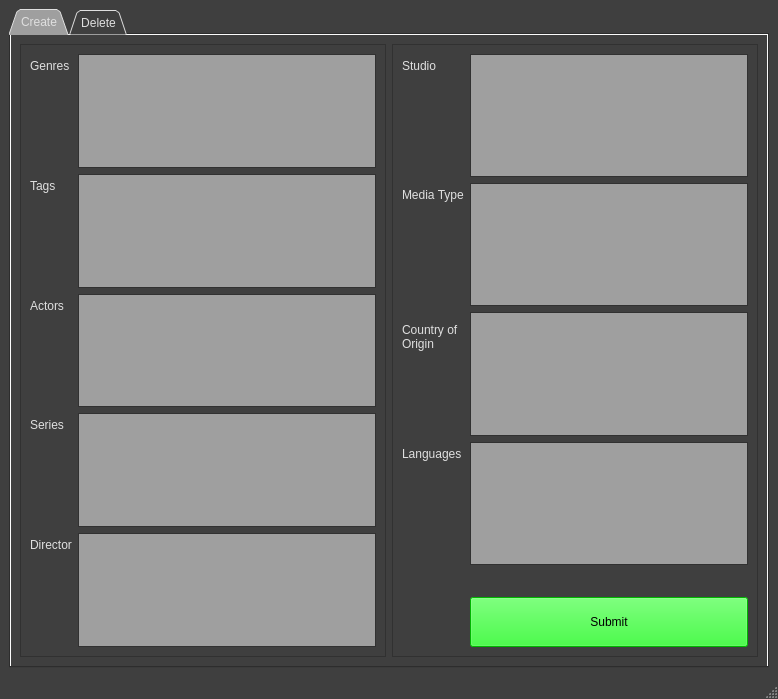
The window that ui/create_delete_ui.ui (rexosorous/media-organizer) describes before a commit, drawn with Qt 5.
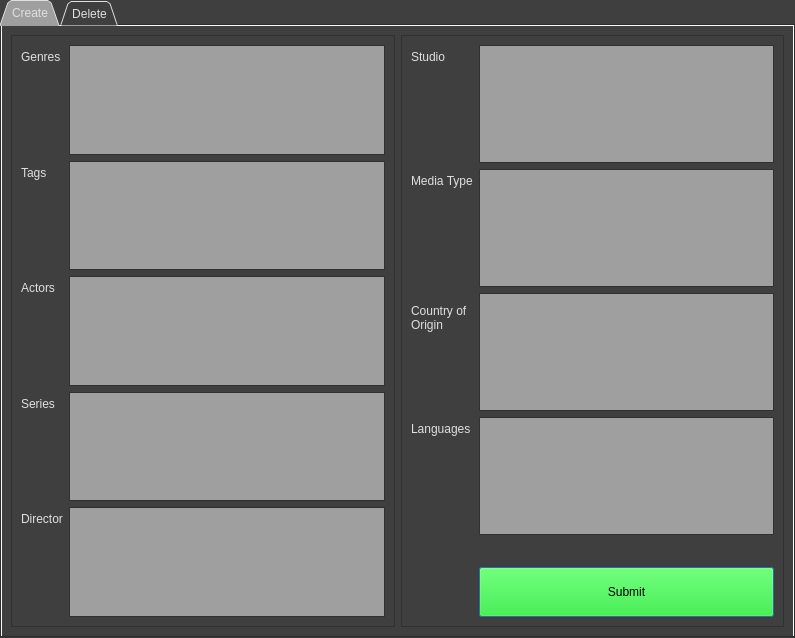
The same window after the commit.

Commit message: finished converting QMainWindows to QDialogs

Diff of the .ui file:
```diff
--- a/ui/create_delete_ui.ui
+++ b/ui/create_delete_ui.ui
@@ -1,13 +1,16 @@
 <?xml version="1.0" encoding="UTF-8"?>
 <ui version="4.0">
  <class>create_delete_window</class>
- <widget class="QMainWindow" name="create_delete_window">
+ <widget class="QDialog" name="create_delete_window">
+  <property name="windowModality">
+   <enum>Qt::ApplicationModal</enum>
+  </property>
   <property name="geometry">
    <rect>
     <x>0</x>
     <y>0</y>
-    <width>778</width>
-    <height>699</height>
+    <width>795</width>
+    <height>638</height>
    </rect>
   </property>
   <property name="palette">
@@ -104,9 +107,26 @@
   <property name="windowTitle">
    <string>Create &amp; Delete</string>
   </property>
-  <widget class="QWidget" name="centralwidget">
+  <property name="autoFillBackground">
+   <bool>true</bool>
+  </property>
+  <property name="modal">
+   <bool>true</bool>
+  </property>
    <layout class="QGridLayout" name="gridLayout">
-    <item row="0" column="0">
+   <property name="leftMargin">
+    <number>0</number>
+   </property>
+   <property name="topMargin">
+    <number>0</number>
+   </property>
+   <property name="rightMargin">
+    <number>0</number>
+   </property>
+   <property name="bottomMargin">
+    <number>0</number>
+   </property>
+   <item row="1" column="1">
      <widget class="QTabWidget" name="tab">
       <property name="palette">
        <palette>
@@ -2595,18 +2615,6 @@
      </widget>
     </item>
    </layout>
-  </widget>
-  <widget class="QMenuBar" name="menubar">
-   <property name="geometry">
-    <rect>
-     <x>0</x>
-     <y>0</y>
-     <width>778</width>
-     <height>22</height>
-    </rect>
-   </property>
-  </widget>
-  <widget class="QStatusBar" name="statusbar"/>
  </widget>
  <resources/>
  <connections/>
```
Left out of the diff: 4 changed lines with no effect on the pictures. Lines whose indentation alone changed are shown as unchanged. The commit also changes 12 other files.
